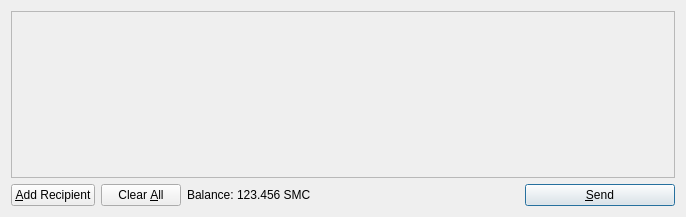
Qt form src/qt/forms/sendcoinsdialog.ui (NewCenturyCoin/newcenturycoin) before a commit.
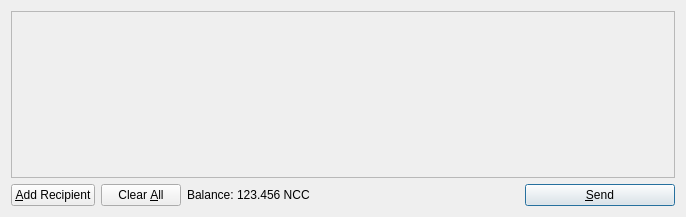
The same form after that commit. Icons and pictures are not drawn.

What changed in the file:
```diff
--- a/src/qt/forms/sendcoinsdialog.ui
+++ b/src/qt/forms/sendcoinsdialog.ui
@@ -119,7 +119,7 @@
           <cursorShape>IBeamCursor</cursorShape>
          </property>
          <property name="text">
-          <string>123.456 SMC</string>
+          <string>123.456 NCC</string>
          </property>
          <property name="textInteractionFlags">
           <set>Qt::LinksAccessibleByMouse|Qt::TextSelectableByKeyboard|Qt::TextSelectableByMouse</set>
```
